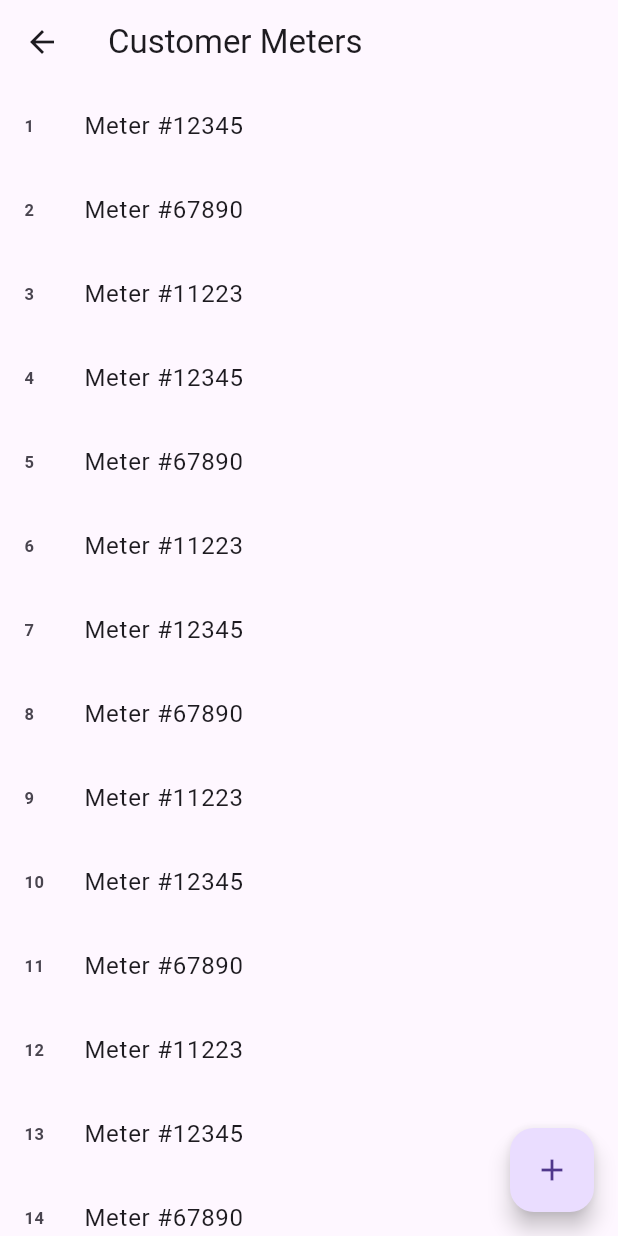
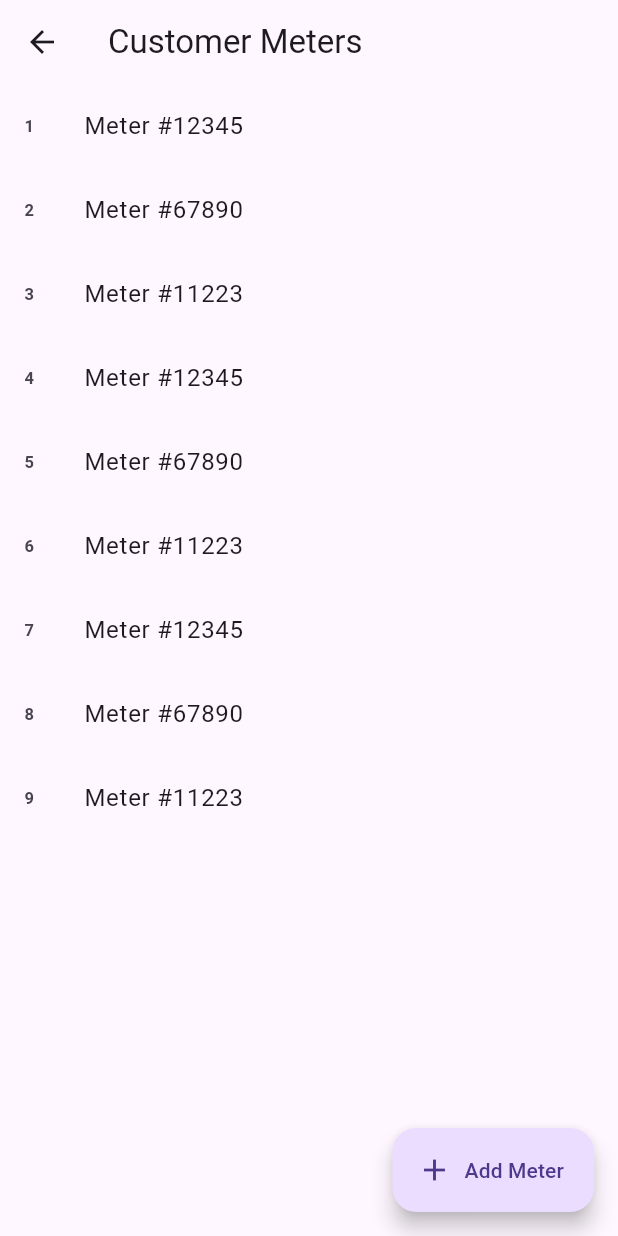
Before and after one commit to ktaller/water_billing_ui, a Flutter app: the screen it shows after launch, after a tap on "John Doe", on a phone screen of 412 x 824 dp. Run offline on Flutter 3.47's test engine with Material 3 defaults, Android fonts, the phone set to English and light mode, and no system bars; our stand-ins replace flutter_form_builder, form_builder_validators, get, intl_phone_field; missing offline and left inert: mcassets.

Commit message:
enhancing the UX

```diff
--- a/lib/screens/customers_list.dart
+++ b/lib/screens/customers_list.dart
@@ -88,11 +88,11 @@ class _CustomersPageState extends State<CustomersPage> {
                   onTap: () {
                     Navigator.push(
                       context,
-                      MaterialPageRoute(builder: (context) => const MetersPage()),
+                      MaterialPageRoute(
+                          builder: (context) => const MetersPage()),
                     );
                   },
                 );
-
               },
             )
                 : const Center(
@@ -105,7 +105,7 @@ class _CustomersPageState extends State<CustomersPage> {
         ],
       ),
       // Floating Action Button
-      floatingActionButton: FloatingActionButton(
+      floatingActionButton: FloatingActionButton.extended(
         onPressed: () {
           // Navigate to the RegistrationPage
           Navigator.push(
@@ -113,7 +113,8 @@ class _CustomersPageState extends State<CustomersPage> {
             MaterialPageRoute(builder: (context) => FormPage()),
           );
         },
-        child: const Icon(Icons.add),
+        label: const Text('Add Customer'), // Add text label
+        icon: const Icon(Icons.add), // Add the icon
       ),
     );
   }
--- a/lib/screens/meter_details_page.dart
+++ b/lib/screens/meter_details_page.dart
@@ -51,7 +51,7 @@ class _MeterDetailsPageState extends State<MeterDetailsPage> {
           ),
         ],
       ),
-      floatingActionButton: FloatingActionButton(
+      floatingActionButton: FloatingActionButton.extended(
         onPressed: () {
           // Add a new meter reading (placeholder action for now)
           Navigator.push(
@@ -59,7 +59,8 @@ class _MeterDetailsPageState extends State<MeterDetailsPage> {
             MaterialPageRoute(builder: (context) => const MeterReadingFormPage()),
           );
         },
-        child: const Icon(Icons.add),
+        label: const Text('Add Meter-Reading'),
+       icon: const Icon(Icons.add),
       ),
     );
   }
--- a/lib/screens/meters_page.dart
+++ b/lib/screens/meters_page.dart
@@ -12,18 +12,6 @@ class MetersPage extends StatefulWidget {
 
 class _MetersPageState extends State<MetersPage> {
   final List<String> _meters = [
-    'Meter #12345',
-    'Meter #67890',
-    'Meter #11223',
-    'Meter #12345',
-    'Meter #67890',
-    'Meter #11223',
-    'Meter #12345',
-    'Meter #67890',
-    'Meter #11223',
-    'Meter #12345',
-    'Meter #67890',
-    'Meter #11223',
     'Meter #12345',
     'Meter #67890',
     'Meter #11223',
@@ -75,7 +63,7 @@ class _MetersPageState extends State<MetersPage> {
         ],
       ),
       // Floating Action Button
-      floatingActionButton: FloatingActionButton(
+      floatingActionButton: FloatingActionButton.extended(
         onPressed: () {
           // Add a new meter (placeholder action for now)
           Navigator.push(
@@ -83,7 +71,8 @@ class _MetersPageState extends State<MetersPage> {
             MaterialPageRoute(builder: (context) => const AddMeterPage()),
           );
         },
-        child: const Icon(Icons.add),
+        label: const Text('Add Meter'),
+        icon: const Icon(Icons.add),
       ),
     );
   }
```
Also changed, not shown: lib/screens/meter_reading_form_page.dart (+26 -8 lines).
